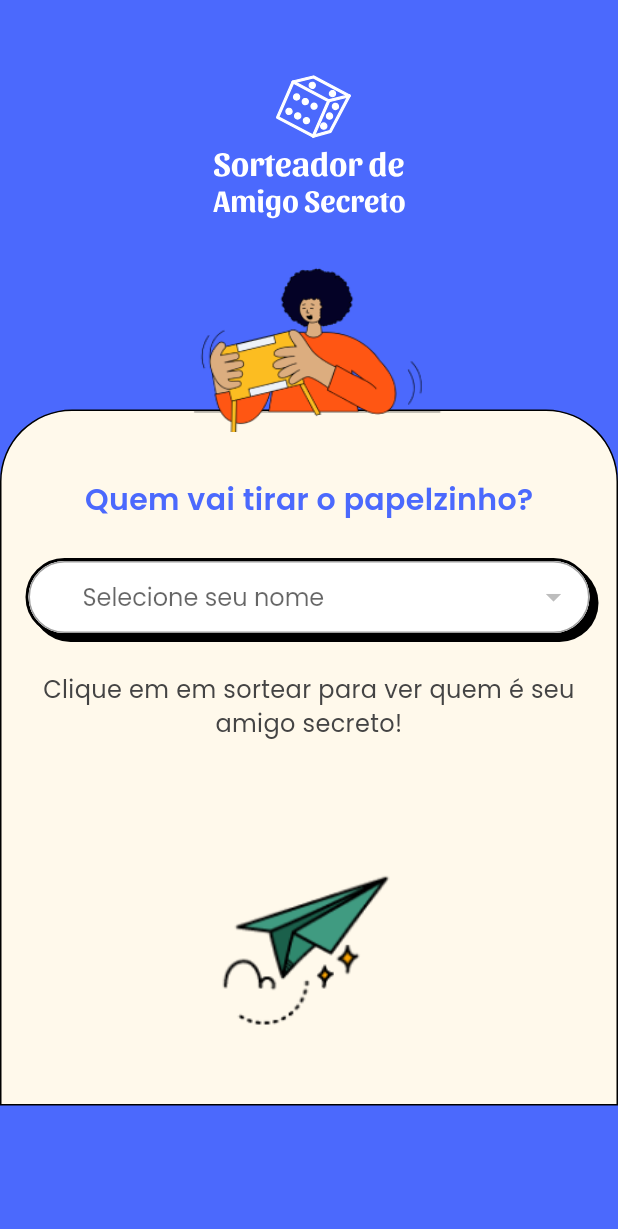
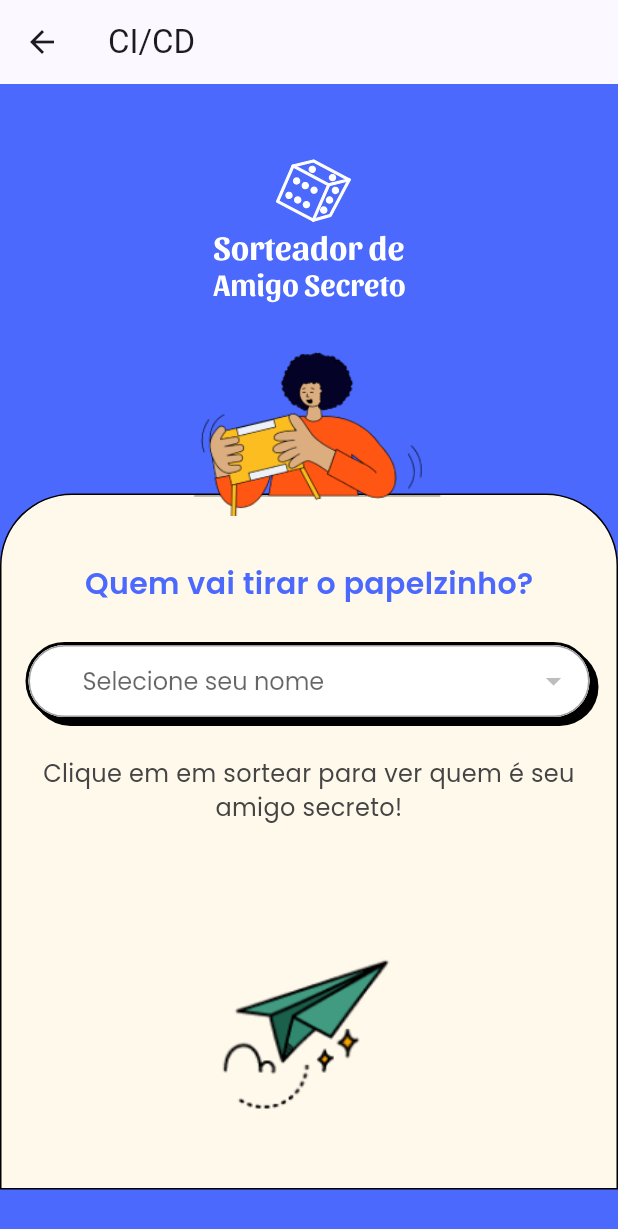
Before and after one commit to vilar95/amigo-secreto, a Flutter app: the DrawPage screen opened directly with empty values, on a phone screen of 412 x 824 dp. Shown: the top 1229 px of the screen. Run offline on Flutter 3.47's test engine with Material 3 defaults, Android fonts, the phone set to English and light mode, and no system bars; our stand-ins replace bloc, flutter_bloc, flutter_svg, google_fonts.

Commit message:
fix: appbar drawer page;

```diff
--- a/lib/pages/draw_page.dart
+++ b/lib/pages/draw_page.dart
@@ -21,6 +21,7 @@ class _DrawPageState extends State<DrawPage> {
   Widget build(BuildContext context) {
     return Scaffold(
       backgroundColor: AppColors.primary,
+      appBar: AppBar(title: const Text("CI/CD")),
       body: SingleChildScrollView(
         child: Stack(
           children: [
```
